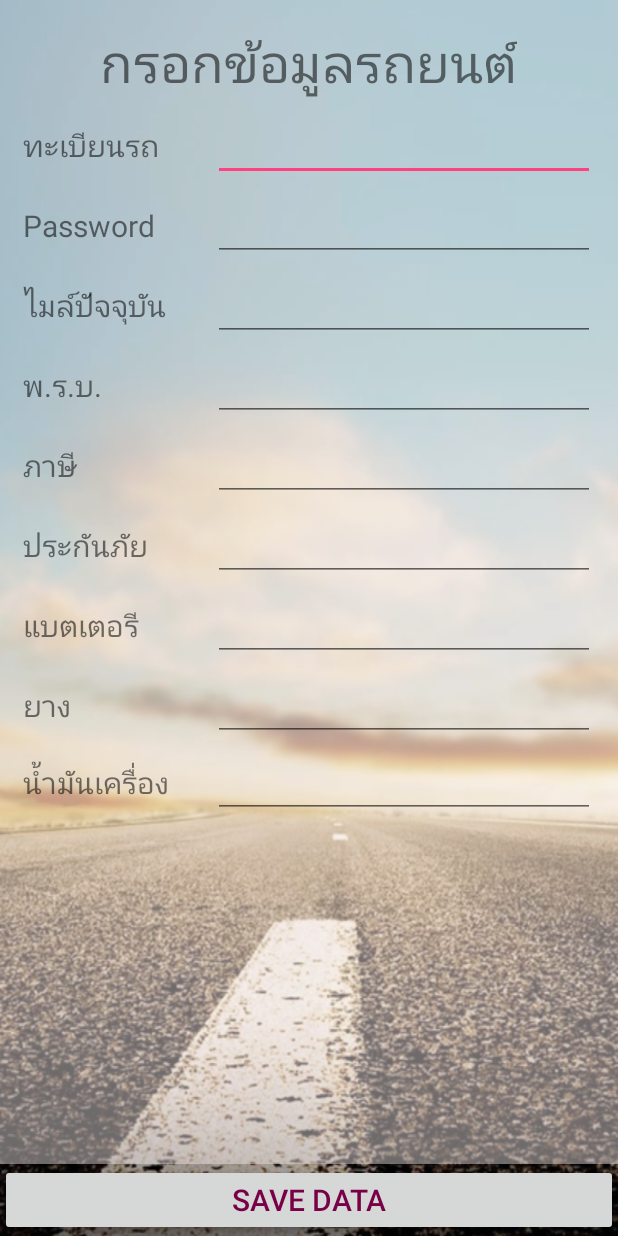
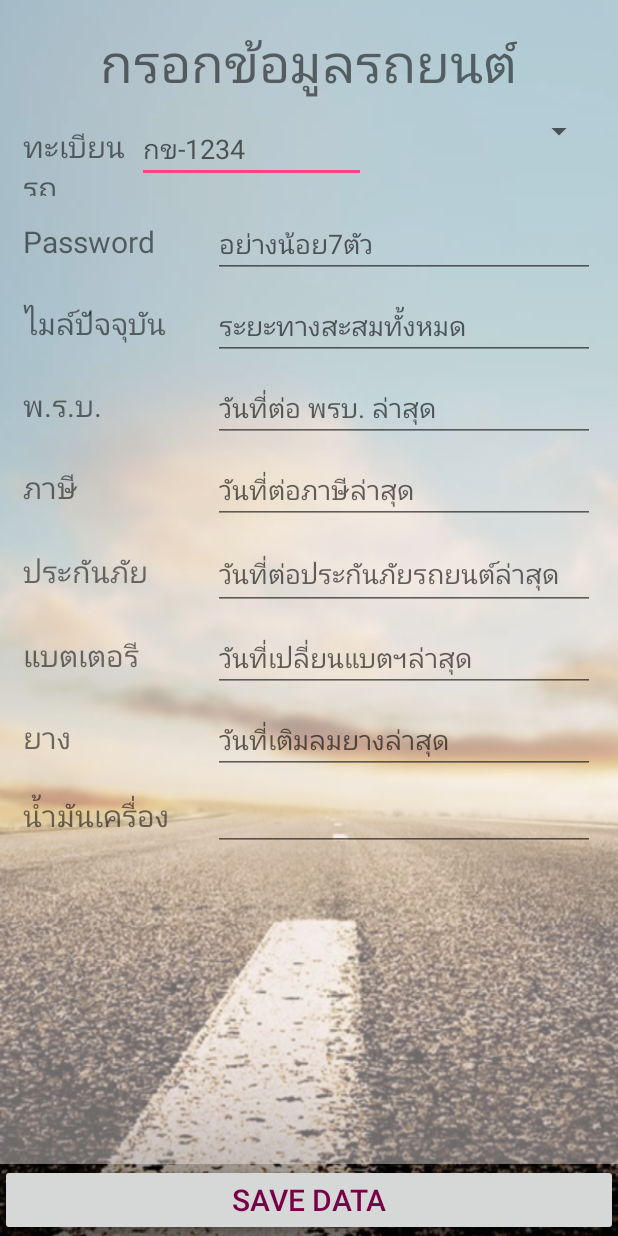
Before and after one commit to SurachaArayachatsakul/DrivingBetterNew, an Android app: the SignUpActivity screen opened directly, with no data from a screen before it, on a phone screen of 412 x 824 dp. Run offline under Robolectric (Android 15) with nearby library versions, the phone set to English and light mode, and no system bars.

Commit message:
MainHold มี hint แล้ว

```diff
--- a/app/src/main/res/layout/activity_information.xml
+++ b/app/src/main/res/layout/activity_information.xml
@@ -5,6 +5,7 @@
     android:paddingRight="@dimen/activity_horizontal_margin"
     android:paddingTop="@dimen/activity_vertical_margin"
     android:paddingBottom="@dimen/activity_vertical_margin"
-    tools:context="swu.sun.yut.ob.drivingbetter.InformationActivity">
+    tools:context="swu.sun.yut.ob.drivingbetter.InformationActivity"
+    android:background="@drawable/bg480">
 
 </RelativeLayout>
--- a/app/src/main/res/layout/activity_sign_up.xml
+++ b/app/src/main/res/layout/activity_sign_up.xml
@@ -45,7 +45,14 @@
                     android:layout_height="wrap_content"
                     android:id="@+id/editText3"
                     android:layout_weight="2"
-                    android:inputType="text" />
+                    android:inputType="text"
+                    android:hint="@string/hint_id_car" />
+
+                <Spinner
+                    android:layout_width="0dp"
+                    android:layout_height="wrap_content"
+                    android:id="@+id/spinner"
+                    android:layout_weight="2" />
             </LinearLayout>
 
             <LinearLayout
@@ -67,7 +74,8 @@
                     android:layout_height="wrap_content"
                     android:id="@+id/editText4"
                     android:layout_weight="2"
-                    android:inputType="text" />
+                    android:inputType="text"
+                    android:hint="@string/hint_password" />
             </LinearLayout>
 
             <LinearLayout
@@ -89,7 +97,8 @@
                     android:layout_height="wrap_content"
                     android:id="@+id/editText5"
                     android:layout_weight="2"
-                    android:inputType="text" />
+                    android:inputType="text"
+                    android:hint="@string/hint_mile" />
             </LinearLayout>
 
             <LinearLayout
@@ -111,7 +120,8 @@
                     android:layout_height="wrap_content"
                     android:id="@+id/editText6"
                     android:layout_weight="2"
-                    android:inputType="text" />
+                    android:inputType="text"
+                    android:hint="@string/hint_act" />
             </LinearLayout>
 
             <LinearLayout
@@ -133,7 +143,8 @@
                     android:layout_height="wrap_content"
                     android:id="@+id/editText7"
                     android:layout_weight="2"
-                    android:inputType="text" />
+                    android:inputType="text"
+                    android:hint="@string/hint_tax" />
             </LinearLayout>
 
             <LinearLayout
@@ -152,10 +163,11 @@
 
                 <EditText
                     android:layout_width="0dp"
-                    android:layout_height="wrap_content"
+                    android:layout_height="49dp"
                     android:id="@+id/editText8"
                     android:layout_weight="2"
-                    android:inputType="text" />
+                    android:inputType="text"
+                    android:hint="@string/hint_insure" />
             </LinearLayout>
 
             <LinearLayout
@@ -177,7 +189,8 @@
                     android:layout_height="wrap_content"
                     android:id="@+id/editText9"
                     android:layout_weight="2"
-                    android:inputType="text" />
+                    android:inputType="text"
+                    android:hint="@string/hint_batt" />
             </LinearLayout>
 
             <LinearLayout
@@ -199,7 +212,8 @@
                     android:layout_height="wrap_content"
                     android:id="@+id/editText10"
                     android:layout_weight="2"
-                    android:inputType="text" />
+                    android:inputType="text"
+                    android:hint="@string/hint_tire" />
             </LinearLayout>
 
             <LinearLayout
--- a/app/src/main/res/values/strings.xml
+++ b/app/src/main/res/values/strings.xml
@@ -17,4 +17,14 @@
     <string name="gps">GPS</string>
     <string name="tel">ข้อมูลศูนย์บริการ</string>
 
+
+    <string name="hint_id_car">กข-1234</string>
+    <string name="hint_password">อย่างน้อย7ตัว</string>
+    <string name="hint_mile">ระยะทางสะสมทั้งหมด</string>
+    <string name="hint_act">วันที่ต่อ พรบ. ล่าสุด</string>
+    <string name="hint_tax">วันที่ต่อภาษีล่าสุด</string>
+    <string name="hint_insure">วันที่ต่อประกันภัยรถยนต์ล่าสุด</string>
+    <string name="hint_batt">วันที่เปลี่ยนแบตฯล่าสุด</string>
+    <string name="hint_tire">วันที่เติมลมยางล่าสุด</string>
+
 </resources>
```
